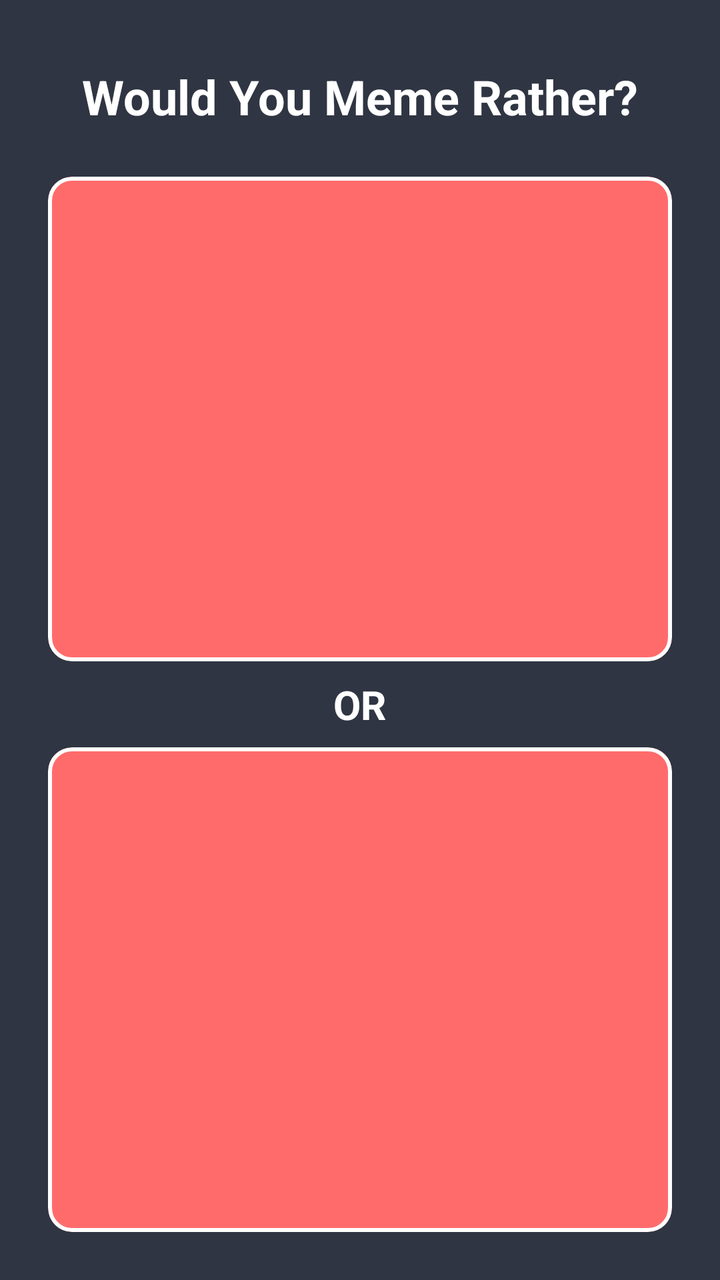
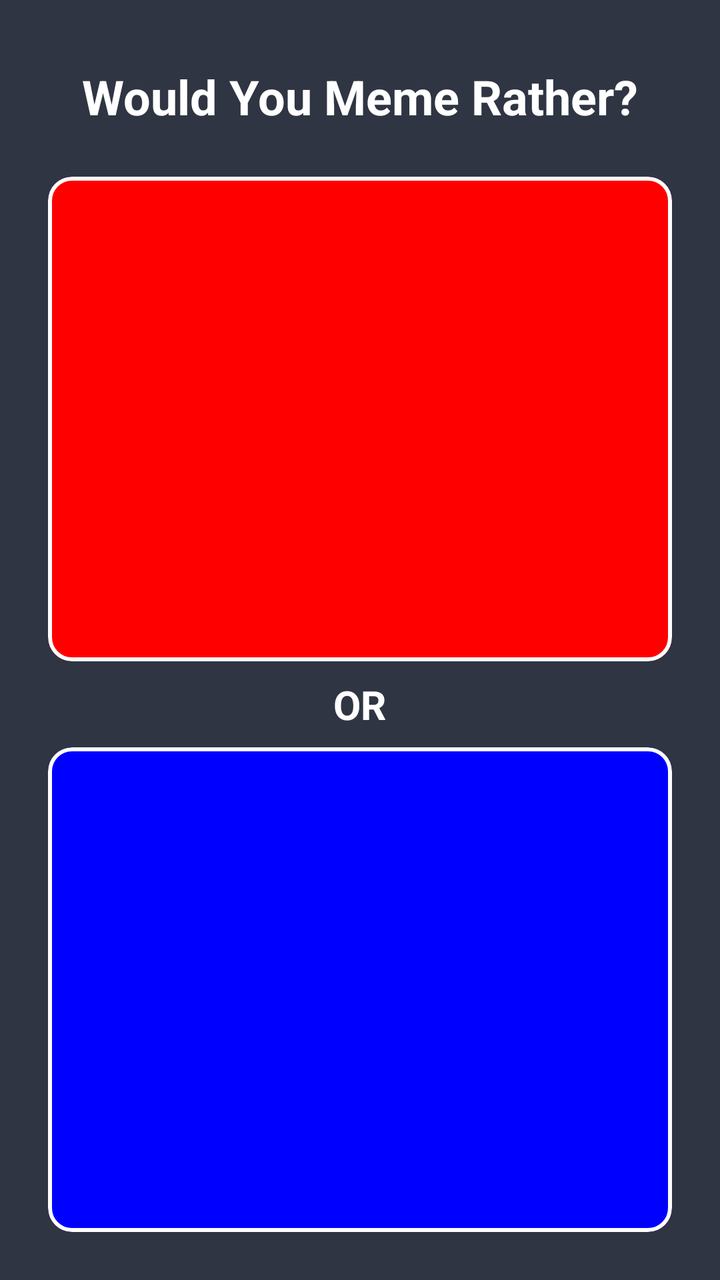

An Android layout rendered at two revisions. The XML below is the earlier revision; the diff shows what the commit changed to produce the second picture.
<!-- AndroidManifest.xml: application theme Theme.WouldYouMemeRather -->
<!-- res/layout/activity_main.xml -->
<?xml version="1.0" encoding="utf-8"?>
<androidx.constraintlayout.widget.ConstraintLayout xmlns:android="http://schemas.android.com/apk/res/android"
    xmlns:app="http://schemas.android.com/apk/res-auto"
    xmlns:tools="http://schemas.android.com/tools"
    android:id="@+id/main"
    android:layout_width="match_parent"
    android:layout_height="match_parent"
    android:background="#2F3542"
    tools:context=".MainActivity">

    <TextView
        android:id="@+id/title"
        android:layout_width="wrap_content"
        android:layout_height="wrap_content"
        android:layout_marginTop="32dp"
        android:text="Would You Meme Rather?"
        android:textColor="#FFFFFF"
        android:textSize="24sp"
        android:textStyle="bold"
        app:layout_constraintEnd_toEndOf="parent"
        app:layout_constraintStart_toStartOf="parent"
        app:layout_constraintTop_toTopOf="parent" />

    <LinearLayout
        android:id="@+id/memeContainer"
        android:layout_width="match_parent"
        android:layout_height="0dp"
        android:layout_margin="16dp"
        android:orientation="vertical"
        android:weightSum="2"
        app:layout_constraintBottom_toBottomOf="parent"
        app:layout_constraintTop_toBottomOf="@id/title">

        <com.google.android.material.card.MaterialCardView
            android:id="@+id/cardMeme1"
            android:layout_width="match_parent"
            android:layout_height="0dp"
            android:layout_margin="8dp"
            android:layout_weight="1"
            android:clickable="true"
            android:focusable="true"
            app:cardBackgroundColor="#FF6B6B"
            app:cardCornerRadius="12dp"
            app:strokeColor="#FFFFFF"
            app:strokeWidth="2dp">

            <ImageView
                android:id="@+id/imgMeme1"
                android:layout_width="match_parent"
                android:layout_height="match_parent"
                android:scaleType="centerCrop" />
        </com.google.android.material.card.MaterialCardView>

        <TextView
            android:layout_width="wrap_content"
            android:layout_height="wrap_content"
            android:layout_gravity="center"
            android:text="OR"
            android:textColor="#FFFFFF"
            android:textSize="20sp"
            android:textStyle="bold" />

        <com.google.android.material.card.MaterialCardView
            android:id="@+id/cardMeme2"
            android:layout_width="match_parent"
            android:layout_height="0dp"
            android:layout_margin="8dp"
            android:layout_weight="1"
            android:clickable="true"
            android:focusable="true"
            app:cardBackgroundColor="#FF6B6B"
            app:cardCornerRadius="12dp"
            app:strokeColor="#FFFFFF"
            app:strokeWidth="2dp">

            <ImageView
                android:id="@+id/imgMeme2"
                android:layout_width="match_parent"
                android:layout_height="match_parent"
                android:scaleType="centerCrop" />
        </com.google.android.material.card.MaterialCardView>

    </LinearLayout>

    <ProgressBar
        android:id="@+id/progressBar"
        android:layout_width="wrap_content"
        android:layout_height="wrap_content"
        android:visibility="gone"
        app:layout_constraintBottom_toBottomOf="parent"
        app:layout_constraintEnd_toEndOf="parent"
        app:layout_constraintStart_toStartOf="parent"
        app:layout_constraintTop_toTopOf="parent" />

</androidx.constraintlayout.widget.ConstraintLayout>
<!-- resources referenced by this layout -->
<resources>
  <style name="Theme.WouldYouMemeRather" parent="Base.Theme.WouldYouMemeRather" />
  <style name="Base.Theme.WouldYouMemeRather" parent="Theme.Material3.DayNight.NoActionBar">
          
          
      </style>
</resources>

<!-- the commit's change to res/layout/activity_main.xml (unified diff, before → after) -->
@@ -39,7 +39,7 @@
             android:layout_weight="1"
             android:clickable="true"
             android:focusable="true"
-            app:cardBackgroundColor="#FF6B6B"
+            app:cardBackgroundColor="#FF0000"
             app:cardCornerRadius="12dp"
             app:strokeColor="#FFFFFF"
             app:strokeWidth="2dp">
@@ -68,7 +68,7 @@
             android:layout_weight="1"
             android:clickable="true"
             android:focusable="true"
-            app:cardBackgroundColor="#FF6B6B"
+            app:cardBackgroundColor="#0000FF"
             app:cardCornerRadius="12dp"
             app:strokeColor="#FFFFFF"
             app:strokeWidth="2dp">
